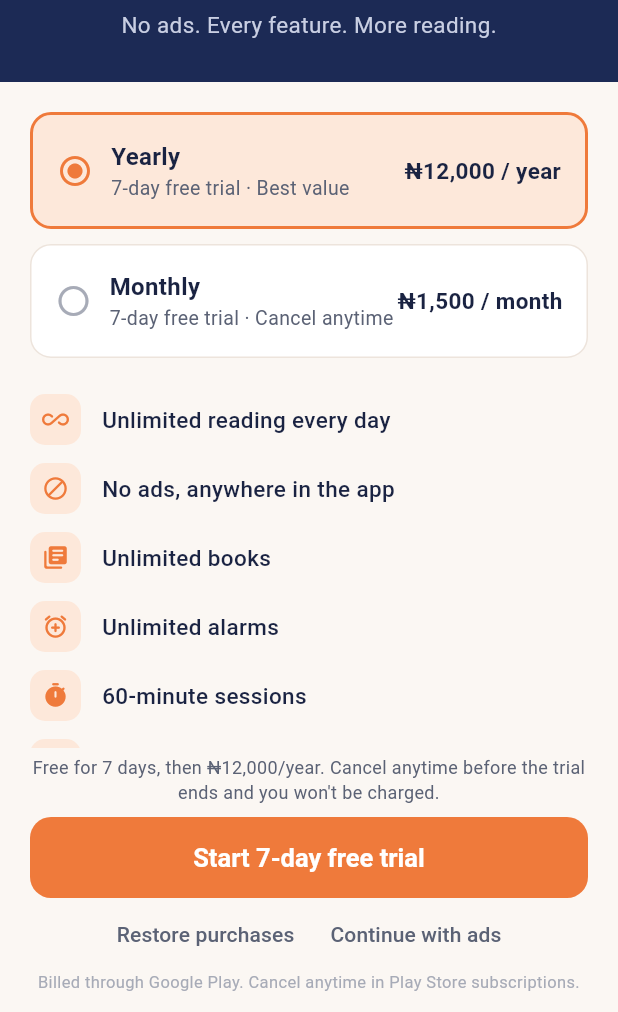
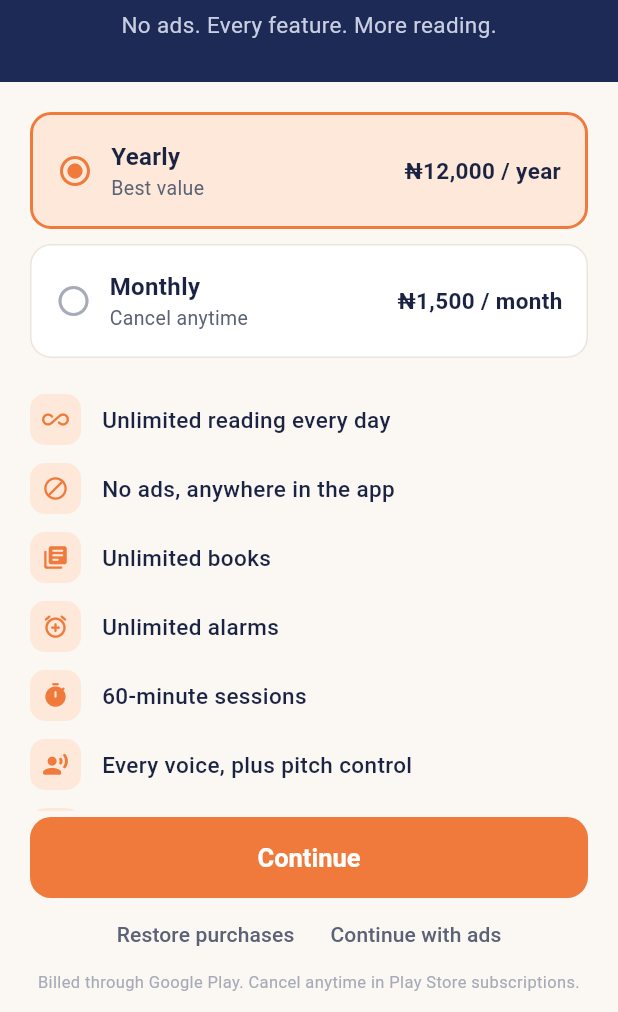
Before and after one commit to temitopeohassan/flutterreadalarm, a Flutter app: the SettingsScreen screen opened directly, after a tap on "Go ad-free with Premium", on a phone screen of 412 x 824 dp, the part 224-1236 px from its top. Run offline on Flutter 3.47's test engine with Material 3 defaults, Android fonts, the phone set to English and light mode, and no system bars; our stand-ins replace clock, device_info_plus, file_picker, flutter_local_notifications, flutter_timezone, flutter_tts and 2 more; missing offline and left inert: flutter_foreground_task, syncfusion_flutter_pdf.

Commit message:
Remove the 7-day free trial
- The paywall has no trial: both plans show Continue, which says Premium
  isn't available yet (billing isn't connected).
- Onboarding ends straight in the app again, with no paywall.
- Settings' Premium card no longer mentions a trial.
- Trial state is gone from the app's saved data.

Kept: one free alarm, and only one alarm switched on without Premium
(alarms from an earlier version, which allowed 3, beyond the first are
switched off). No Premium switch in Settings.

Tests: no trial on the paywall or in onboarding, Premium can't be bought
or switched on, extra alarms switched off without Premium. Screenshots
updated; the trial paywall screenshot is removed.

Co-Authored-By: Claude Opus 5.5 <noreply@anthropic.com>
Claude-Session: https://claude.ai/code/session_011wqcfZCEUU19ShiaM9zG3S

```diff
--- a/lib/screens/home_screen.dart
+++ b/lib/screens/home_screen.dart
@@ -132,7 +132,7 @@ String _freeAlarmNote(int count) {
   const limit = AppState.freeAlarmLimit;
   const noun = limit == 1 ? 'alarm' : 'alarms';
   if (count <= limit) return '$count of $limit free $noun used';
-  // Left from Premium (e.g. a trial that ended): the extras stay off.
+  // Left from an earlier version or Premium: the extras stay off.
   return 'The free plan includes $limit $noun. Upgrade to switch on more.';
 }
 
--- a/lib/screens/paywall_screen.dart
+++ b/lib/screens/paywall_screen.dart
@@ -1,5 +1,4 @@
 import 'package:flutter/material.dart';
-import '../models/reading_alarm.dart';
 import '../state/app_state.dart';
 import '../theme/app_colors.dart';
 import '../widgets/common.dart';
@@ -9,12 +8,10 @@ enum PaywallReason { upgrade, dailyLimit }
 
 /// Premium paywall (PAY-1, PAY-3). Dismissible.
 ///
-/// The 7-day free trial works (once per install): Premium until it ends,
-/// then back to the free tier. Billing isn't connected yet, so buying a
-/// plan doesn't unlock Premium; it says Premium is coming soon. To connect
-/// it: load the RevenueCat offering (Purchases.getOfferings), use each
-/// package's storeProduct.priceString and free-trial intro offer, and
-/// purchase with Purchases.purchasePackage.
+/// Billing isn't connected yet, so purchasing doesn't unlock Premium; it
+/// says Premium is coming soon. To connect it: load the RevenueCat offering
+/// (Purchases.getOfferings), use each package's storeProduct.priceString,
+/// and purchase with Purchases.purchasePackage.
 class PaywallScreen extends StatefulWidget {
   const PaywallScreen({super.key, this.reason = PaywallReason.upgrade});
 
@@ -41,8 +38,6 @@ class _Plan {
   final String id, name, price, note;
 }
 
-String _trialDays() => '${AppState.trialLength.inDays}-day';
-
 class _PaywallScreenState extends State<PaywallScreen> {
   // PLACEHOLDER prices — replace with RevenueCat priceString values.
   static const _plans = [
@@ -62,18 +57,9 @@ class _PaywallScreenState extends State<PaywallScreen> {
 
   String _selected = 'yearly';
 
-  /// Starts the free trial if it hasn't been used. Billing isn't connected
-  /// yet, so otherwise no plan can be bought.
+  /// Billing isn't connected yet: no plan can be bought, so the free tier
+  /// can be tested as it is.
   void _purchase() {
-    final state = AppScope.of(context);
-    if (state.startTrial()) {
-      showSnack(
-          context,
-          'Your ${_trialDays()} free trial has started. Premium until '
-          '${formatDay(state.trialEndsAt!)}.');
-      Navigator.pop(context);
-      return;
-    }
     showSnack(
         context, 'Premium isn\'t available yet. Purchases are coming soon.');
   }
@@ -85,10 +71,7 @@ class _PaywallScreenState extends State<PaywallScreen> {
 
   @override
   Widget build(BuildContext context) {
-    final state = AppScope.of(context);
-    final trial = state.canStartTrial;
-    final cta = trial ? 'Start ${_trialDays()} free trial' : 'Continue';
-    final plan = _plans.firstWhere((p) => p.id == _selected);
+    const cta = 'Continue';
 
     return Scaffold(
       body: Column(
@@ -144,7 +127,6 @@ class _PaywallScreenState extends State<PaywallScreen> {
                     padding: const EdgeInsets.only(bottom: 10),
                     child: _PlanTile(
                       plan: p,
-                      trial: trial,
                       selected: p.id == _selected,
                       onTap: () => setState(() => _selected = p.id),
                     ),
@@ -182,18 +164,6 @@ class _PaywallScreenState extends State<PaywallScreen> {
               padding: const EdgeInsets.fromLTRB(20, 4, 20, 12),
               child: Column(
                 children: [
-                  if (trial)
-                    Padding(
-                      padding: const EdgeInsets.only(bottom: 8),
-                      child: Text(
-                        'Free for ${AppState.trialLength.inDays} days, then '
-                        '${plan.price.replaceAll(' ', '')}. Cancel anytime '
-                        'before the trial ends and you won\'t be charged.',
-                        textAlign: TextAlign.center,
-                        style: const TextStyle(
-                            fontSize: 12, color: AppColors.textSecondary),
-                      ),
-                    ),
                   PrimaryButton(
                     label: cta,
                     onPressed: _purchase,
@@ -229,14 +199,9 @@ class _PaywallScreenState extends State<PaywallScreen> {
 }
 
 class _PlanTile extends StatelessWidget {
-  const _PlanTile({
-    required this.plan,
-    required this.trial,
-    required this.selected,
-    required this.onTap,
-  });
+  const _PlanTile(
+      {required this.plan, required this.selected, required this.onTap});
   final _Plan plan;
-  final bool trial;
   final bool selected;
   final VoidCallback onTap;
 
@@ -273,10 +238,7 @@ class _PlanTile extends StatelessWidget {
                     Text(plan.name,
                         style: const TextStyle(
                             fontSize: 16, fontWeight: FontWeight.w700)),
-                    Text(
-                        trial
-                            ? '${_trialDays()} free trial · ${plan.note}'
-                            : plan.note,
+                    Text(plan.note,
                         style: const TextStyle(
                             fontSize: 13, color: AppColors.textSecondary)),
                   ],
--- a/lib/screens/settings_screen.dart
+++ b/lib/screens/settings_screen.dart
@@ -1,7 +1,6 @@
 import 'package:flutter/material.dart';
 import '../services/ads_service.dart';
 import '../services/speech.dart';
-import '../models/reading_alarm.dart';
 import '../state/app_state.dart';
 import '../theme/app_colors.dart';
 import '../widgets/common.dart';
@@ -49,7 +48,7 @@ class SettingsScreen extends StatelessWidget {
             child: ListView(
               padding: const EdgeInsets.fromLTRB(16, 20, 16, 32),
               children: [
-                _PremiumCard(state: state),
+                _PremiumCard(isPremium: state.isPremium),
                 const SizedBox(height: 24),
                 const SectionTitle('Voice'),
                 AppCard(
@@ -216,29 +215,11 @@ class SettingsScreen extends StatelessWidget {
 }
 
 class _PremiumCard extends StatelessWidget {
-  const _PremiumCard({required this.state});
-  final AppState state;
+  const _PremiumCard({required this.isPremium});
+  final bool isPremium;
 
   @override
   Widget build(BuildContext context) {
-    final isPremium = state.isPremium;
-    final trialLeft = state.purchased ? null : state.trialLeft;
-    String title;
-    String subtitle;
-    if (trialLeft != null) {
-      final days = (trialLeft.inHours / 24).ceil();
-      title = 'Free trial: $days ${days == 1 ? 'day' : 'days'} left';
-      subtitle = 'Premium until ${formatDay(state.trialEndsAt!)}, then '
-          'back to the free plan.';
-    } else if (isPremium) {
-      title = 'Premium is active';
-      subtitle = 'No ads. Unlimited books and alarms.';
-    } else {
-      title = 'Go ad-free with Premium';
-      subtitle = state.canStartTrial
-          ? 'Try it free for ${AppState.trialLength.inDays} days.'
-          : 'Unlimited books, 60-min sessions, every voice.';
-    }
     return AppCard(
       color: AppColors.navy,
       onTap: isPremium ? null : () => PaywallScreen.open(context),
@@ -252,7 +233,7 @@ class _PremiumCard extends StatelessWidget {
               crossAxisAlignment: CrossAxisAlignment.start,
               children: [
                 Text(
-                  title,
+                  isPremium ? 'Premium is active' : 'Go ad-free with Premium',
                   style: const TextStyle(
                     color: Colors.white,
                     fontSize: 17,
@@ -261,7 +242,9 @@ class _PremiumCard extends StatelessWidget {
                 ),
                 const SizedBox(height: 2),
                 Text(
-                  subtitle,
+                  isPremium
+                      ? 'No ads. Unlimited books and alarms.'
+                      : 'Unlimited books, 60-min sessions, every voice.',
                   style:
                       const TextStyle(color: Color(0xFFC9CFE3), fontSize: 13),
                 ),
--- a/lib/state/app_state.dart
+++ b/lib/state/app_state.dart
@@ -15,8 +15,8 @@ import '../services/speech.dart';
 
 /// App state, persisted through [AppServices.storage] after every change.
 ///
-/// Billing (RevenueCat) and ads are simulated: [startTrial], [setPremium]
-/// and [unlockRewarded] stand in for real purchases and rewarded ads.
+/// Billing (RevenueCat) and ads are simulated: [setPremium] and
+/// [unlockRewarded] stand in for real purchases and rewarded ads.
 class AppState extends ChangeNotifier {
   AppState({
     required this.services,
@@ -41,30 +41,8 @@ class AppState extends ChangeNotifier {
   /// Premium bought (simulated: billing isn't connected yet).
   bool purchased = false;
 
-  /// When the free trial was started; null if it never was.
-  DateTime? trialStartedAt;
-
-  /// Length of the free trial, offered once per install.
-  static const trialLength = Duration(days: 7);
-
-  /// Premium features are on: bought, or during the free trial.
-  bool get isPremium => purchased || trialActive;
-
-  bool get trialUsed => trialStartedAt != null;
-
-  DateTime? get trialEndsAt => trialStartedAt?.add(trialLength);
-
-  bool get trialActive {
-    final ends = trialEndsAt;
-    return ends != null && clock.now().isBefore(ends);
-  }
-
-  /// Time left in the free trial; null when it isn't running.
-  Duration? get trialLeft =>
-      trialActive ? trialEndsAt!.difference(clock.now()) : null;
-
-  /// The free trial can be started (it hasn't been, and Premium isn't on).
-  bool get canStartTrial => !trialUsed && !purchased;
+  /// Premium features are on (bought; simulated until billing is wired).
+  bool get isPremium => purchased;
 
   final List<BookInfo> books;
   final List<ReadingAlarm> alarms;
@@ -131,7 +109,6 @@ class AppState extends ChangeNotifier {
         'version': 1,
         'onboardingDone': onboardingDone,
         'isPremium': purchased,
-        'trialStartedAt': trialStartedAt?.toIso8601String(),
         'rewardedUnlockUntil': rewardedUnlockUntil?.toIso8601String(),
         'freeReadDay': _freeReadDay,
         'freeReadSeconds': _freeReadToday.inSeconds,
@@ -147,7 +124,6 @@ class AppState extends ChangeNotifier {
   void _restore(Map<String, Object?> json) {
     onboardingDone = json['onboardingDone'] as bool? ?? false;
     purchased = json['isPremium'] as bool? ?? false;
-    trialStartedAt = DateTime.tryParse(json['trialStartedAt'] as String? ?? '');
     rewardedUnlockUntil =
         DateTime.tryParse(json['rewardedUnlockUntil'] as String? ?? '');
     _freeReadDay = json['freeReadDay'] as String? ?? '';
@@ -287,18 +263,9 @@ class AppState extends ChangeNotifier {
     _changed();
   }
 
-  /// Starts the 7-day free trial: Premium until it ends, then back to the
-  /// free tier. Once per install. False if it was already used.
-  bool startTrial() {
-    if (!canStartTrial) return false;
-    trialStartedAt = clock.now();
-    _changed();
-    return true;
-  }
-
-  /// Alarms that may ring on the free tier: once Premium ends (the trial
-  /// running out), alarms beyond [freeAlarmLimit] are switched off. The
-  /// earliest-added stay on. Returns the alarms switched off.
+  /// Alarms that may ring on the free tier: without Premium (e.g. alarms
+  /// set up by an earlier version, which allowed 3), alarms beyond
+  /// [freeAlarmLimit] are switched off. The earliest-added stay on. Returns the alarms switched off.
   List<ReadingAlarm> _enforceFreeAlarms() {
     if (isPremium) return const [];
     final off = <ReadingAlarm>[];
--- a/screenshot_test/screenshots_test.dart
+++ b/screenshot_test/screenshots_test.dart
@@ -102,8 +102,6 @@ void main() {
     await _shot(tester, '10_onboarding_first_book_added');
 
     await tapText(tester, 'Finish setup');
-    await _shot(tester, '11_paywall');
-    await tester.tap(find.byTooltip('Close'));
     await _shot(tester, '12_home_first_run');
 
     await _finish(tester, state);
```
Also changed, not shown: lib/screens/onboarding/onboarding_flow.dart (+3 -8 lines), 8 other files.
